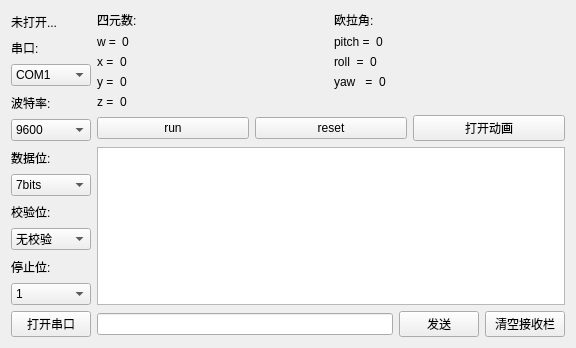
Above: widget.ui from spacelan/quadcopter-host before the change. Below: the same form after it.
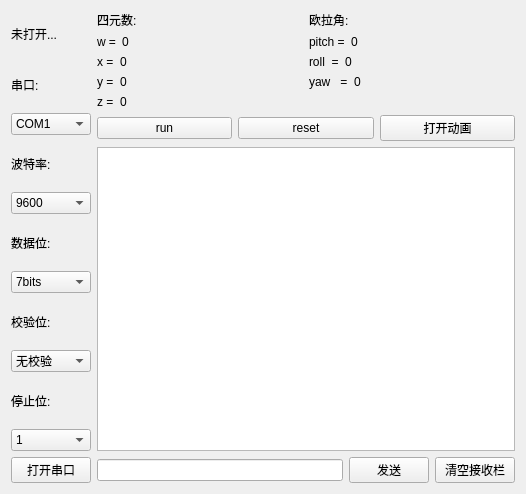
That is the form after the change.

The edit to the form file:
```diff
--- a/widget.ui
+++ b/widget.ui
@@ -6,8 +6,8 @@
    <rect>
     <x>0</x>
     <y>0</y>
-    <width>576</width>
-    <height>348</height>
+    <width>526</width>
+    <height>494</height>
    </rect>
   </property>
   <property name="windowTitle">
```
